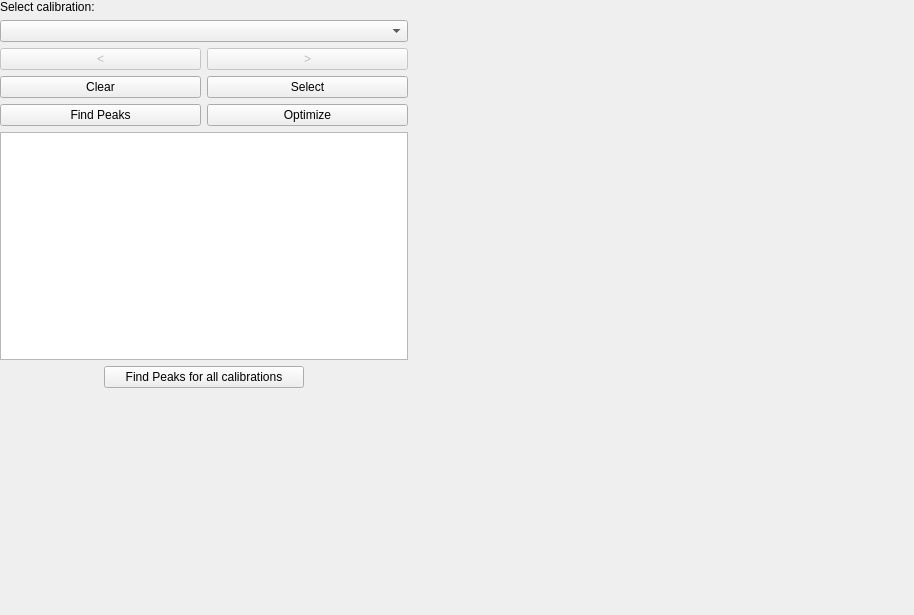
Before: the Qt Designer form bmicro/gui/extraction/extraction_view.ui in BrillouinMicroscopy/BMicro, drawn with Qt 5.
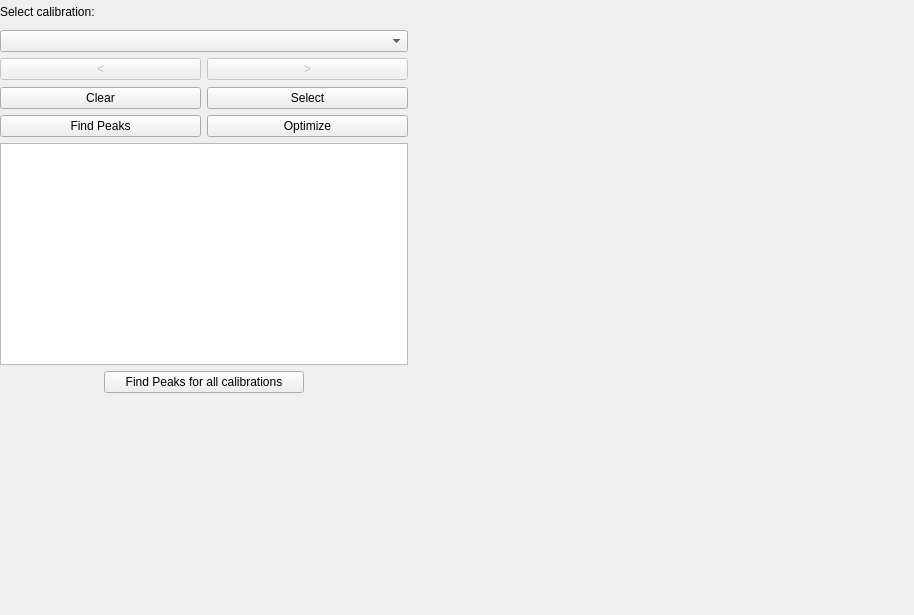
After: the same form once the commit is applied.

Commit message: Add calibration options dialog

Diff of the .ui file:
```diff
--- a/bmicro/gui/extraction/extraction_view.ui
+++ b/bmicro/gui/extraction/extraction_view.ui
@@ -35,7 +35,7 @@
          <property name="minimumSize">
           <size>
            <width>400</width>
-           <height>70</height>
+           <height>81</height>
           </size>
          </property>
          <property name="maximumSize">
@@ -65,6 +65,12 @@
               <verstretch>0</verstretch>
              </sizepolicy>
             </property>
+            <property name="minimumSize">
+             <size>
+              <width>0</width>
+              <height>24</height>
+             </size>
+            </property>
             <property name="text">
              <string>Select calibration:</string>
             </property>
```
The commit also changes 4 other files.
